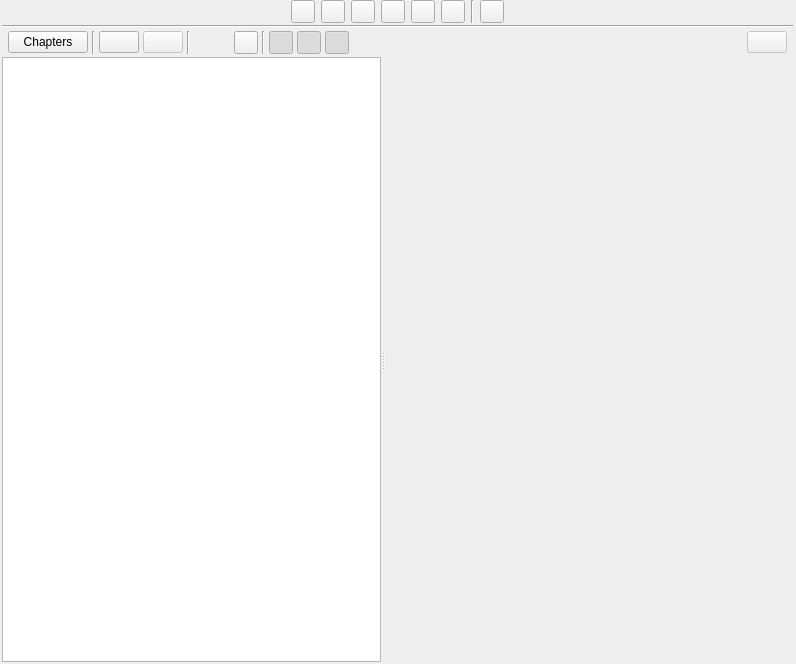
Before: the Qt Designer form ui/scenes_view.ui in zkovari/plotlyst, drawn with Qt 5.
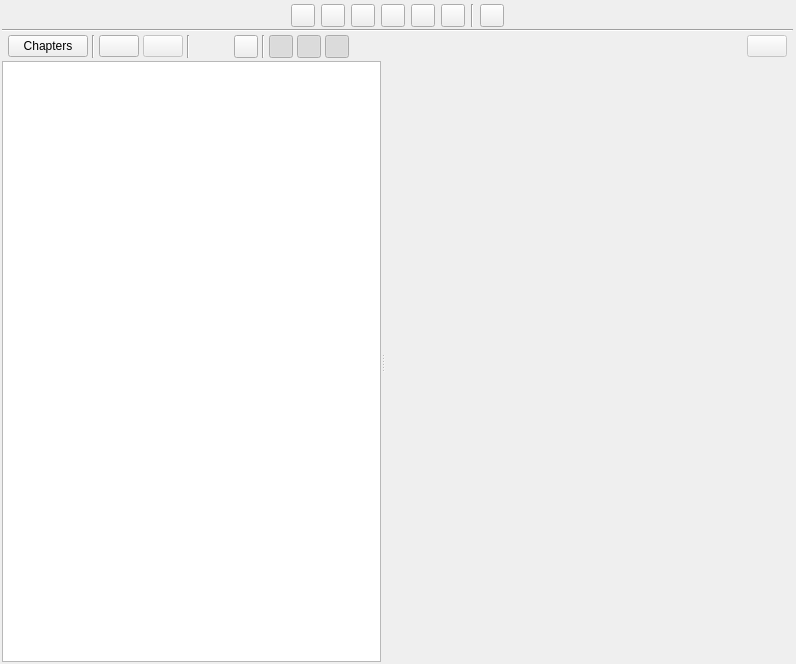
After: the same form once the commit is applied. Custom widgets are drawn as their Qt base class.

Commit message: Set top margins for view buttons, closes #199

```diff
--- a/ui/scenes_view.ui
+++ b/ui/scenes_view.ui
@@ -58,7 +58,7 @@
            <number>0</number>
           </property>
           <property name="topMargin">
-           <number>0</number>
+           <number>4</number>
           </property>
           <property name="rightMargin">
            <number>0</number>
@@ -556,7 +556,7 @@
               <enum>QAbstractItemView::DragDrop</enum>
              </property>
              <property name="indentation">
-              <number>20</number>
+              <number>10</number>
              </property>
              <property name="rootIsDecorated">
               <bool>true</bool>
```
The commit also changes 2 other files.
